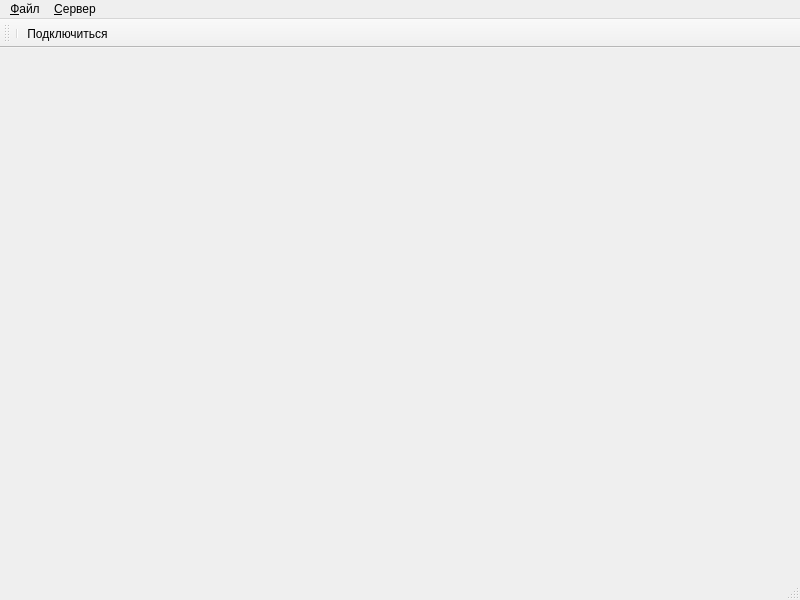
This is bAdmin/mainwindow.ui in arcirk/bAdmin as Qt 5 draws it before an edit. The edited form follows.
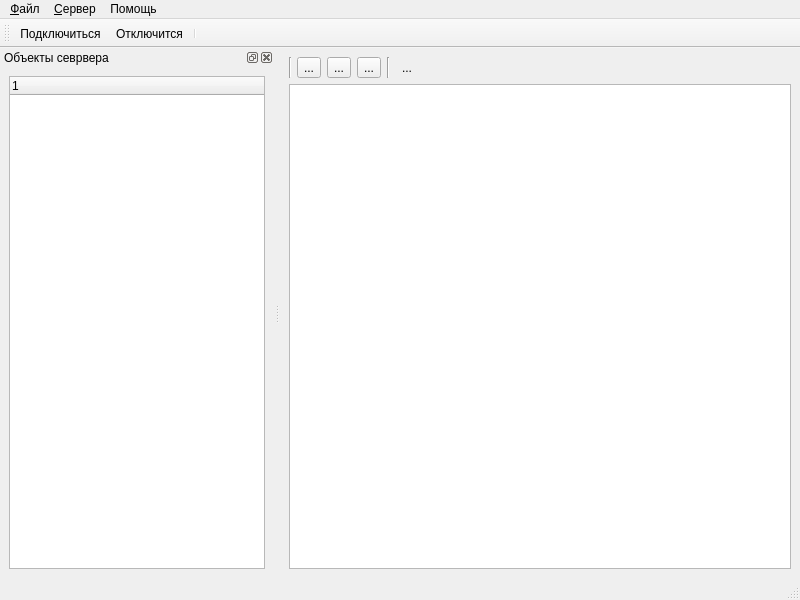
This is the edited form. Icons and pictures are not drawn.

Patch:
```diff
--- a/bAdmin/mainwindow.ui
+++ b/bAdmin/mainwindow.ui
@@ -14,7 +14,146 @@
    <string>MainWindow</string>
   </property>
   <widget class="QWidget" name="centralwidget">
-   <layout class="QGridLayout" name="gridLayout"/>
+   <layout class="QGridLayout" name="gridLayout">
+    <item row="0" column="0">
+     <widget class="QWidget" name="widget" native="true">
+      <layout class="QHBoxLayout" name="horizontalLayout">
+       <property name="leftMargin">
+        <number>0</number>
+       </property>
+       <property name="topMargin">
+        <number>0</number>
+       </property>
+       <property name="rightMargin">
+        <number>0</number>
+       </property>
+       <property name="bottomMargin">
+        <number>0</number>
+       </property>
+       <item>
+        <widget class="QLabel" name="label">
+         <property name="minimumSize">
+          <size>
+           <width>2</width>
+           <height>0</height>
+          </size>
+         </property>
+         <property name="maximumSize">
+          <size>
+           <width>2</width>
+           <height>16777215</height>
+          </size>
+         </property>
+         <property name="frameShape">
+          <enum>QFrame::VLine</enum>
+         </property>
+         <property name="frameShadow">
+          <enum>QFrame::Sunken</enum>
+         </property>
+         <property name="text">
+          <string/>
+         </property>
+        </widget>
+       </item>
+       <item>
+        <widget class="QToolButton" name="btnAdd">
+         <property name="text">
+          <string>...</string>
+         </property>
+         <property name="icon">
+          <iconset resource="resurses.qrc">
+           <normaloff>:/img/itemAdd.png</normaloff>:/img/itemAdd.png</iconset>
+         </property>
+        </widget>
+       </item>
+       <item>
+        <widget class="QToolButton" name="btnEdit">
+         <property name="text">
+          <string>...</string>
+         </property>
+         <property name="icon">
+          <iconset resource="resurses.qrc">
+           <normaloff>:/img/itemEdit.png</normaloff>:/img/itemEdit.png</iconset>
+         </property>
+        </widget>
+       </item>
+       <item>
+        <widget class="QToolButton" name="btnDelete">
+         <property name="text">
+          <string>...</string>
+         </property>
+         <property name="icon">
+          <iconset resource="resurses.qrc">
+           <normaloff>:/img/itemDelete.png</normaloff>:/img/itemDelete.png</iconset>
+         </property>
+        </widget>
+       </item>
+       <item>
+        <widget class="QLabel" name="label_2">
+         <property name="maximumSize">
+          <size>
+           <width>2</width>
+           <height>16777215</height>
+          </size>
+         </property>
+         <property name="frameShape">
+          <enum>QFrame::VLine</enum>
+         </property>
+         <property name="frameShadow">
+          <enum>QFrame::Sunken</enum>
+         </property>
+         <property name="text">
+          <string/>
+         </property>
+        </widget>
+       </item>
+       <item>
+        <widget class="QToolButton" name="toolButton">
+         <property name="text">
+          <string>...</string>
+         </property>
+         <property name="icon">
+          <iconset resource="resurses.qrc">
+           <normaloff>:/img/update.png</normaloff>:/img/update.png</iconset>
+         </property>
+         <property name="popupMode">
+          <enum>QToolButton::DelayedPopup</enum>
+         </property>
+         <property name="toolButtonStyle">
+          <enum>Qt::ToolButtonIconOnly</enum>
+         </property>
+         <property name="autoRaise">
+          <bool>true</bool>
+         </property>
+        </widget>
+       </item>
+       <item>
+        <spacer name="horizontalSpacer">
+         <property name="orientation">
+          <enum>Qt::Horizontal</enum>
+         </property>
+         <property name="sizeHint" stdset="0">
+          <size>
+           <width>40</width>
+           <height>20</height>
+          </size>
+         </property>
+        </spacer>
+       </item>
+      </layout>
+     </widget>
+    </item>
+    <item row="1" column="0">
+     <widget class="QTreeView" name="treeView">
+      <property name="sortingEnabled">
+       <bool>true</bool>
+      </property>
+      <attribute name="headerShowSortIndicator" stdset="0">
+       <bool>true</bool>
+      </attribute>
+     </widget>
+    </item>
+   </layout>
   </widget>
   <widget class="QMenuBar" name="menubar">
    <property name="geometry">
@@ -36,9 +175,17 @@
      <string>&amp;Сервер</string>
     </property>
     <addaction name="mnuConnect"/>
+    <addaction name="mnuDisconnect"/>
+   </widget>
+   <widget class="QMenu" name="menu_3">
+    <property name="title">
+     <string>Помощь</string>
+    </property>
+    <addaction name="mnuAbout"/>
    </widget>
    <addaction name="menu"/>
    <addaction name="menu_2"/>
+   <addaction name="menu_3"/>
   </widget>
   <widget class="QStatusBar" name="statusbar"/>
   <widget class="QToolBar" name="toolBar">
@@ -51,8 +198,51 @@
    <attribute name="toolBarBreak">
     <bool>false</bool>
    </attribute>
-   <addaction name="separator"/>
    <addaction name="mnuConnect"/>
+   <addaction name="mnuDisconnect"/>
+   <addaction name="separator"/>
+  </widget>
+  <widget class="QDockWidget" name="dockWidgetObjects">
+   <property name="windowTitle">
+    <string>Объекты севрвера</string>
+   </property>
+   <attribute name="dockWidgetArea">
+    <number>1</number>
+   </attribute>
+   <widget class="QWidget" name="dockWidgetContents">
+    <layout class="QGridLayout" name="gridLayout_2">
+     <item row="0" column="0">
+      <widget class="QWidget" name="dockWidgetContents_2" native="true">
+       <layout class="QGridLayout" name="gridLayout_3">
+        <property name="leftMargin">
+         <number>0</number>
+        </property>
+        <property name="topMargin">
+         <number>0</number>
+        </property>
+        <property name="rightMargin">
+         <number>0</number>
+        </property>
+        <property name="bottomMargin">
+         <number>0</number>
+        </property>
+        <property name="spacing">
+         <number>0</number>
+        </property>
+        <item row="0" column="0">
+         <widget class="QTreeWidget" name="treeWidget">
+          <column>
+           <property name="text">
+            <string notr="true">1</string>
+           </property>
+          </column>
+         </widget>
+        </item>
+       </layout>
+      </widget>
+     </item>
+    </layout>
+   </widget>
   </widget>
   <action name="mnuConnect">
    <property name="icon">
@@ -68,6 +258,23 @@
     <string>&amp;Закрыть</string>
    </property>
   </action>
+  <action name="mnuDisconnect">
+   <property name="icon">
+    <iconset resource="resurses.qrc">
+     <normaloff>:/img/disconnect.png</normaloff>:/img/disconnect.png</iconset>
+   </property>
+   <property name="text">
+    <string>Отключится</string>
+   </property>
+   <property name="toolTip">
+    <string>Закрыть соединение</string>
+   </property>
+  </action>
+  <action name="mnuAbout">
+   <property name="text">
+    <string>&amp;О программе ...</string>
+   </property>
+  </action>
  </widget>
  <resources>
   <include location="resurses.qrc"/>
```
Left out of the diff: 6 changed lines with no effect on the pictures.
